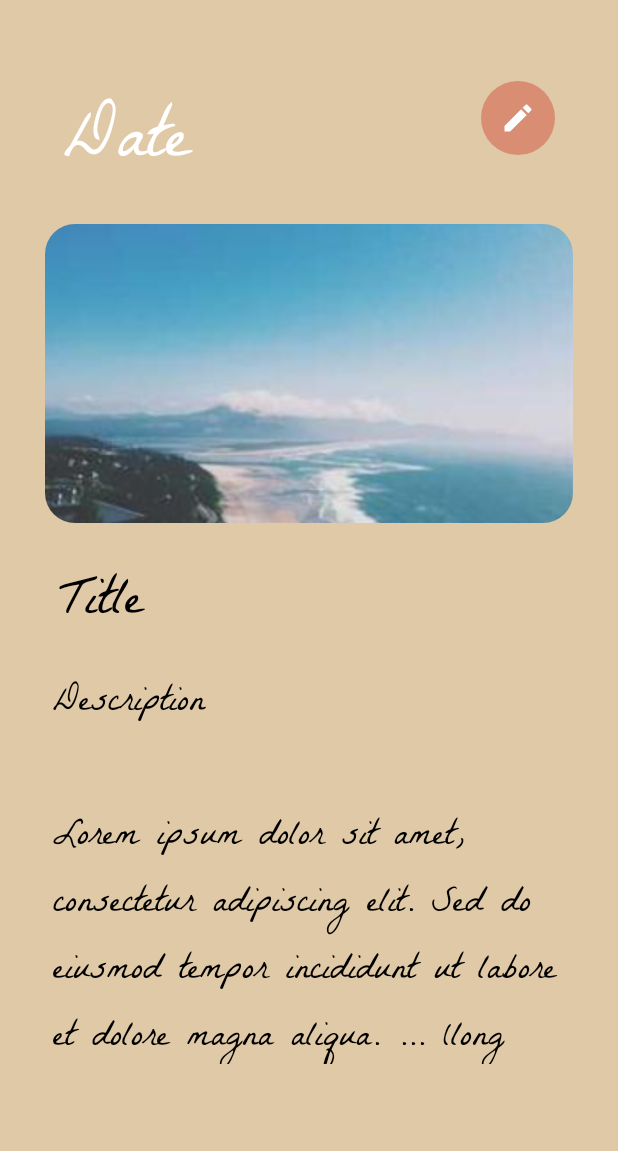
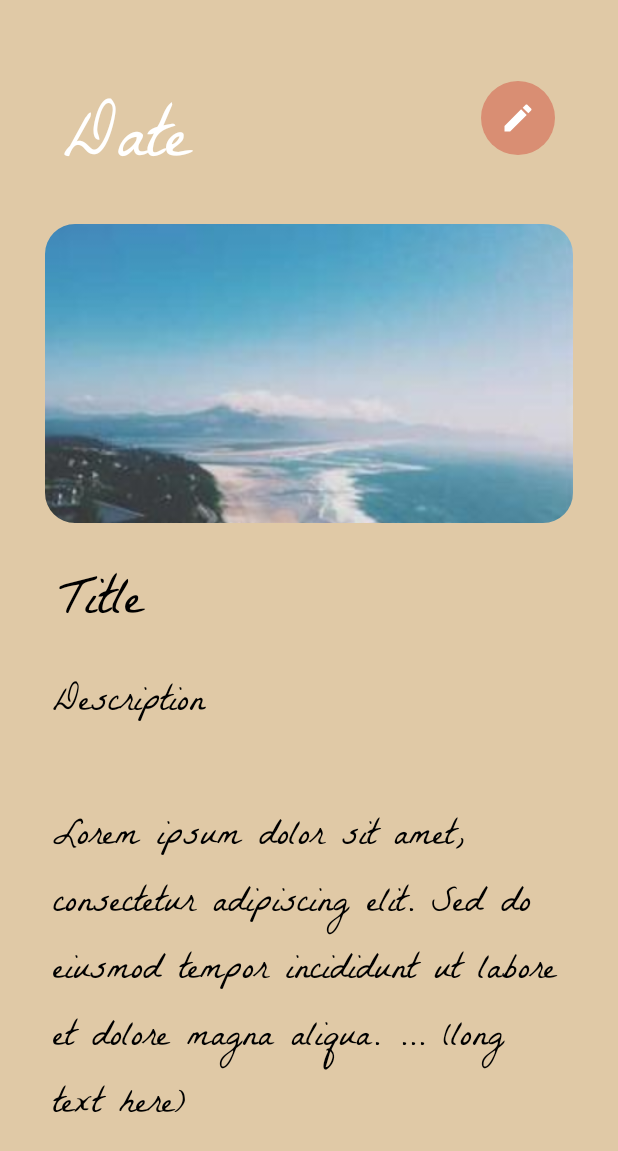
Before and after one commit to saivijaychandan/deary, an Android app built with Jetpack Compose: the layout activity_detail_screen.xml on its own in the app's theme, with its tools: preview values and no code run, on a phone screen of 412 x 824 dp. Shown: the top 1151 px of the screen. Run offline under Robolectric (Android 15) with nearby library versions, the light colour scheme and no system bars.

Commit message:
Fix: Sort notes by date and adjust description layout
This commit introduces the following changes:
- Modifies `DatabaseHelper.kt` to sort notes by date in descending order in both `readData` and `searchNotes` functions. This ensures that the newest notes appear first.
- Updates `activity_detail_screen.xml` to change the `layout_height` of `display_desc` TextView from a fixed value (`265dp`) to `wrap_content`. This allows the description text to dynamically adjust its height based on its content.

```diff
--- a/app/src/main/res/layout/activity_detail_screen.xml
+++ b/app/src/main/res/layout/activity_detail_screen.xml
@@ -79,8 +79,7 @@
         <TextView
             android:id="@+id/display_desc"
             android:layout_width="342dp"
-            android:layout_height="265dp"
-            android:layout_marginHorizontal="16dp"
+            android:layout_height="wrap_content" android:layout_marginHorizontal="16dp"
             android:layout_marginTop="10dp"
             android:fontFamily="@font/la_belle_aurore"
             android:text="Description\n\nLorem ipsum dolor sit amet, consectetur adipiscing elit. Sed do eiusmod tempor incididunt ut labore et dolore magna aliqua. ... (long text here)"
```
Also changed, not shown: app/src/main/java/com/example/dearynotetaking/DatabaseHelper.kt (+5 -7 lines).
